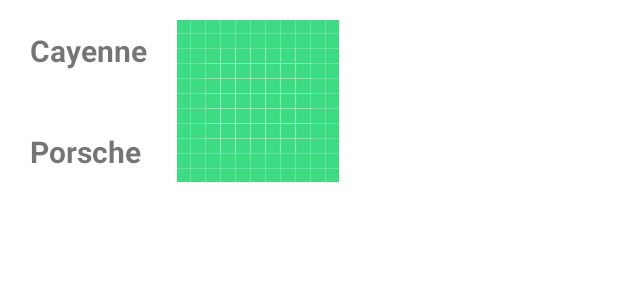
After one commit to AlfredAfutu/Vehicles, an Android app: the layout vehicle_list_iten.xml on its own in the app's theme, with its tools: preview values and no code run, on a phone screen of 412 x 824 dp. The commit adds this screen. Shown: the top 300 px of the screen. Run offline under Robolectric (Android 15) with nearby library versions, the phone set to English and light mode, and no system bars.

Commit message:
Add presentation layer
* Added MVP strcuture with designs

```diff
--- a/app/build.gradle
+++ b/app/build.gradle
@@ -56,7 +56,10 @@ dependencies {
 
     //reactive framework
     implementation "io.reactivex.rxjava3:rxjava:3.0.8"
+    implementation 'io.reactivex.rxjava3:rxandroid:3.0.0'
 
     //serializer-deserializer
     implementation 'com.google.code.gson:gson:2.8.6'
+
+
 }
--- a/app/src/main/java/com/example/vehicles/dagger/AppSubcomponentModule.kt
+++ b/app/src/main/java/com/example/vehicles/dagger/AppSubcomponentModule.kt
@@ -1,7 +1,8 @@
 package com.example.vehicles.dagger
 
+import com.example.vehicles.presentation.dagger.MainActivityComponent
 import dagger.Module
 
-@Module
+@Module(subcomponents = [MainActivityComponent::class])
 object AppSubcomponentModule {
 }
--- a/app/src/main/java/com/example/vehicles/dagger/ApplicationComponent.kt
+++ b/app/src/main/java/com/example/vehicles/dagger/ApplicationComponent.kt
@@ -2,8 +2,10 @@ package com.example.vehicles.dagger
 
 import com.example.vehicles.data.dagger.DataModule
 import com.example.vehicles.framework.dagger.NetworkModule
+import com.example.vehicles.presentation.dagger.MainActivityComponent
 import dagger.Component
 
-@Component(modules = [NetworkModule::class, DataModule::class])
+@Component(modules = [NetworkModule::class, DataModule::class, AppSubcomponentModule::class])
 interface ApplicationComponent {
+    fun mainActivityComponent() : MainActivityComponent.Factory
 }
--- a/app/src/main/java/com/example/vehicles/framework/api/VehicleClientApi.kt
+++ b/app/src/main/java/com/example/vehicles/framework/api/VehicleClientApi.kt
@@ -4,6 +4,7 @@ import com.example.vehicles.data.api.IVehicleClientApi
 import com.example.vehicles.domain.model.VehicleData
 import com.example.vehicles.framework.api.ApiConstants.ERROR_MESSAGE
 import com.example.vehicles.framework.api.mapper.VehiclesDTOToDomainModelMapper
+import io.reactivex.rxjava3.android.schedulers.AndroidSchedulers
 import io.reactivex.rxjava3.schedulers.Schedulers
 
 class VehicleClientApi(private val service: VehicleService) : IVehicleClientApi {
@@ -13,6 +14,7 @@ class VehicleClientApi(private val service: VehicleService) : IVehicleClientApi
             .map { VehiclesDTOToDomainModelMapper.map(it) }
             .onErrorReturnItem(VehicleData.Error(ERROR_MESSAGE))
             .subscribeOn(Schedulers.io())
+            .observeOn(AndroidSchedulers.mainThread())
             .blockingFirst()
     }
 }
--- /dev/null
+++ b/app/src/main/res/layout/vehicle_list_iten.xml
@@ -0,0 +1,40 @@
+<?xml version="1.0" encoding="utf-8"?>
+<androidx.constraintlayout.widget.ConstraintLayout xmlns:android="http://schemas.android.com/apk/res/android"
+    xmlns:app="http://schemas.android.com/apk/res-auto"
+    xmlns:tools="http://schemas.android.com/tools"
+    android:layout_width="match_parent"
+    android:layout_height="wrap_content">
+
+    <TextView
+        android:id="@+id/name"
+        android:layout_width="wrap_content"
+        android:layout_height="wrap_content"
+        android:padding="20dp"
+        android:textSize="20sp"
+        android:textStyle="bold"
+        app:layout_constraintStart_toStartOf="parent"
+        app:layout_constraintTop_toTopOf="parent"
+        tools:text="Cayenne" />
+
+    <TextView
+        android:id="@+id/make"
+        android:layout_width="wrap_content"
+        android:layout_height="wrap_content"
+        android:padding="20dp"
+        android:textSize="20sp"
+        android:textStyle="bold"
+        app:layout_constraintStart_toStartOf="parent"
+        app:layout_constraintTop_toBottomOf="@+id/name"
+        tools:text="Porsche" />
+
+    <androidx.appcompat.widget.AppCompatImageView
+        android:id="@+id/image"
+        android:layout_width="wrap_content"
+        android:layout_height="wrap_content"
+        android:src="@drawable/ic_launcher_background"
+        android:scaleType="fitXY"
+        app:layout_constraintBottom_toBottomOf="parent"
+        app:layout_constraintStart_toEndOf="@+id/name"
+        app:layout_constraintTop_toTopOf="parent" />
+
+</androidx.constraintlayout.widget.ConstraintLayout>
```
Also changed, not shown: app/src/main/java/com/example/vehicles/presentation/MainActivity.kt (+39 -2 lines), app/src/main/java/com/example/vehicles/presentation/MainActivityContract.kt (added, +15 -0 lines), app/src/main/java/com/example/vehicles/presentation/MainActivityPresenter.kt (added, +23 -0 lines), app/src/main/java/com/example/vehicles/presentation/dagger/MainActivityComponent.kt (added, +15 -0 lines), app/src/main/java/com/example/vehicles/presentation/dagger/MainActivityModule.kt (added, +25 -0 lines), app/src/main/res/layout/activity_main.xml (+8 -7 lines).
